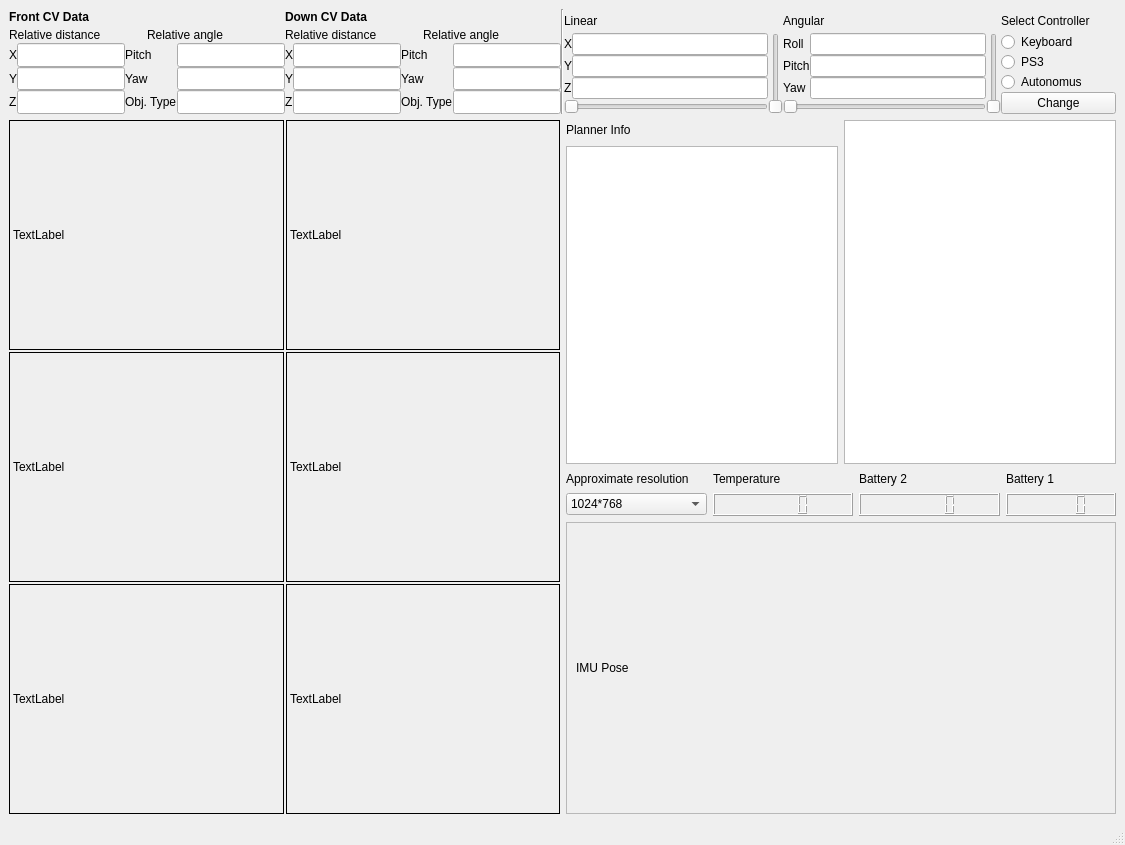
First picture: the form in UI/QT design/no_imu_gr_resizable.ui, repository mcgill-robotics-archive/auv-2014, before the edit.
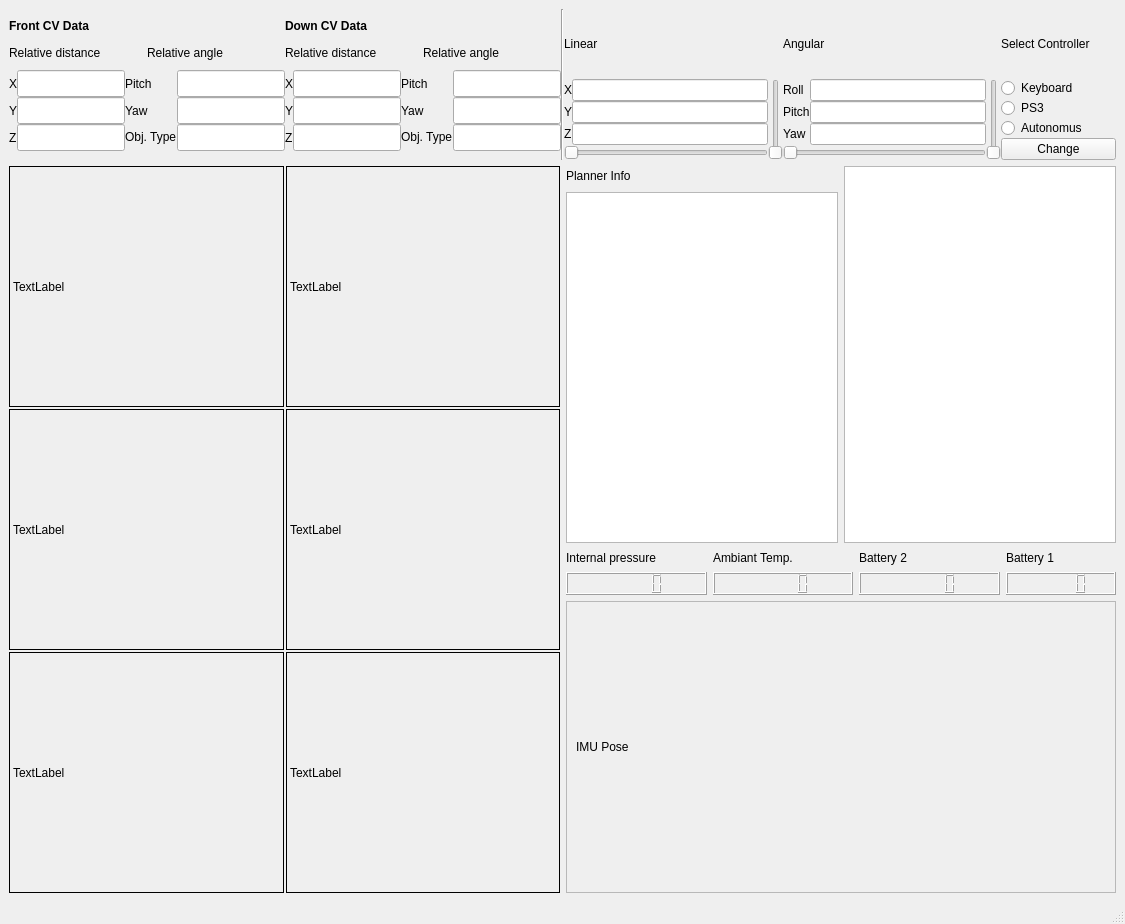
Second picture: the form after the edit. Icons and pictures are not drawn. Custom widgets are drawn as their Qt base class.

Commit message: account for thruster orientation

What changed in the file:
```diff
--- a/UI/QT design/no_imu_gr_resizable.ui
+++ b/UI/QT design/no_imu_gr_resizable.ui
@@ -7,7 +7,7 @@
     <x>0</x>
     <y>0</y>
     <width>1125</width>
-    <height>845</height>
+    <height>924</height>
    </rect>
   </property>
   <property name="windowTitle">
@@ -871,28 +871,6 @@
            <layout class="QVBoxLayout" name="verticalLayout_5">
             <item>
              <layout class="QGridLayout" name="gridLayout_6" columnstretch="0,0,0,0" columnminimumwidth="1,1,1,0">
-              <item row="1" column="0">
-               <widget class="QComboBox" name="resSelect">
-                <property name="toolTip">
-                 <string>&lt;html&gt;&lt;head/&gt;&lt;body&gt;&lt;p&gt;Approximate resolution to set the size of the video displays&lt;/p&gt;&lt;/body&gt;&lt;/html&gt;</string>
-                </property>
-                <item>
-                 <property name="text">
-                  <string>1024*768</string>
-                 </property>
-                </item>
-                <item>
-                 <property name="text">
-                  <string>1280*720</string>
-                 </property>
-                </item>
-                <item>
-                 <property name="text">
-                  <string>1920x1080</string>
-                 </property>
-                </item>
-               </widget>
-              </item>
               <item row="1" column="3">
                <widget class="QLCDNumber" name="bat_lcd1"/>
               </item>
@@ -902,7 +880,7 @@
               <item row="0" column="1">
                <widget class="QLabel" name="label_31">
                 <property name="text">
-                 <string>Temperature</string>
+                 <string>Ambiant Temp.</string>
                 </property>
                </widget>
               </item>
@@ -934,7 +912,7 @@
                  </size>
                 </property>
                 <property name="text">
-                 <string>Approximate resolution</string>
+                 <string>Internal pressure</string>
                 </property>
                </widget>
               </item>
@@ -948,6 +926,9 @@
                 </property>
                </widget>
               </item>
+              <item row="1" column="0">
+               <widget class="QLCDNumber" name="pressure_lcd"/>
+              </item>
              </layout>
             </item>
            </layout>
```
Left out of the diff: 1 changed line with no effect on the pictures. The commit also changes 2 other files.
